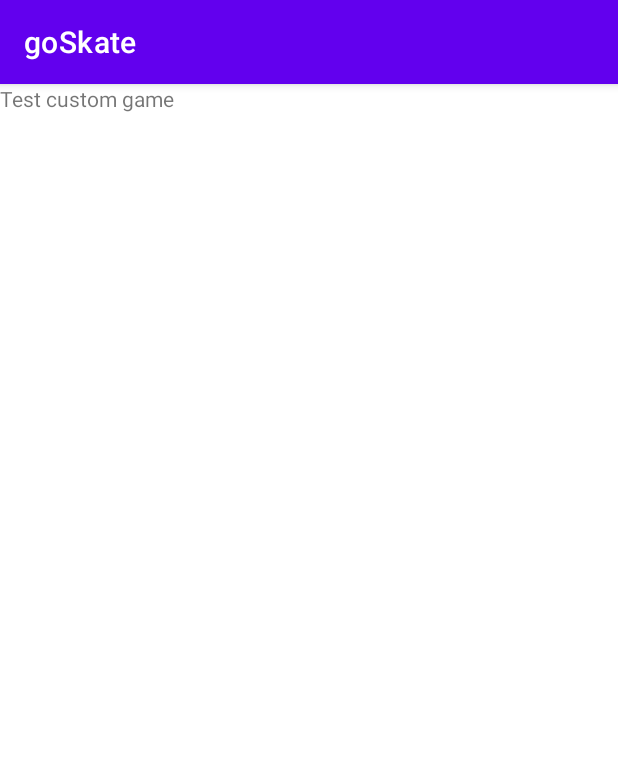
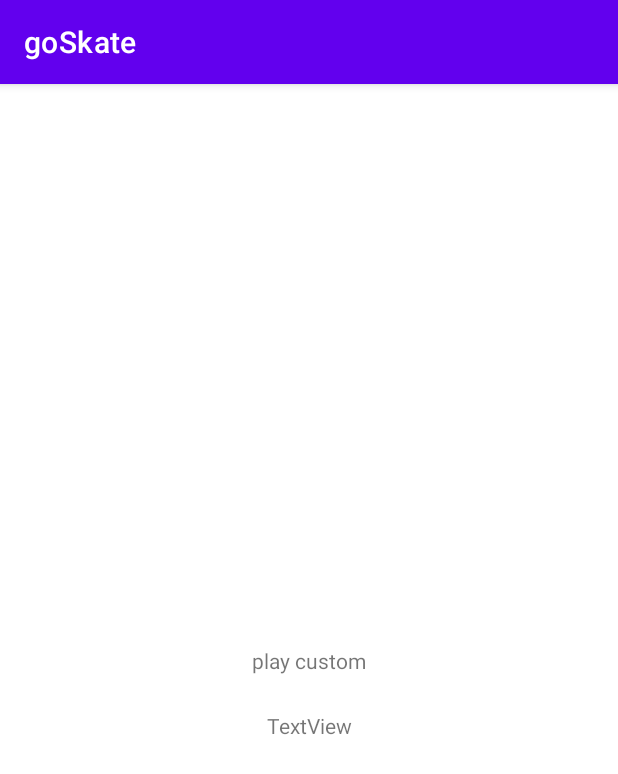
Before and after one commit to AlanWu888/goSkate-App, an Android app: the fragment PlayCustomGameFragment shown on its own in the app's theme, on a phone screen of 412 x 824 dp. Shown: the top 774 px of the screen. Run offline under Robolectric (Android 15) with nearby library versions, the phone set to English and light mode, and no system bars; 2 statements that could not run were skipped.

Commit message:
working add trick validation

```diff
--- a/app/src/main/java/com/example/goskate/PlayCustomGameFragment.java
+++ b/app/src/main/java/com/example/goskate/PlayCustomGameFragment.java
@@ -7,58 +7,28 @@ import androidx.fragment.app.Fragment;
 import android.view.LayoutInflater;
 import android.view.View;
 import android.view.ViewGroup;
+import android.widget.ArrayAdapter;
+import android.widget.TextView;
 
-/**
- * A simple {@link Fragment} subclass.
- * Use the {@link PlayCustomGameFragment#newInstance} factory method to
- * create an instance of this fragment.
- */
+import java.util.ArrayList;
+
 public class PlayCustomGameFragment extends Fragment {
-
-    // TODO: Rename parameter arguments, choose names that match
-    // the fragment initialization parameters, e.g. ARG_ITEM_NUMBER
-    private static final String ARG_PARAM1 = "param1";
-    private static final String ARG_PARAM2 = "param2";
-
-    // TODO: Rename and change types of parameters
-    private String mParam1;
-    private String mParam2;
-
     public PlayCustomGameFragment() {
         // Required empty public constructor
-    }
-
-    /**
-     * Use this factory method to create a new instance of
-     * this fragment using the provided parameters.
-     *
-     * @param param1 Parameter 1.
-     * @param param2 Parameter 2.
-     * @return A new instance of fragment PlayCustomGameFragment.
-     */
-    // TODO: Rename and change types and number of parameters
-    public static PlayCustomGameFragment newInstance(String param1, String param2) {
-        PlayCustomGameFragment fragment = new PlayCustomGameFragment();
-        Bundle args = new Bundle();
-        args.putString(ARG_PARAM1, param1);
-        args.putString(ARG_PARAM2, param2);
-        fragment.setArguments(args);
-        return fragment;
-    }
-
-    @Override
-    public void onCreate(Bundle savedInstanceState) {
-        super.onCreate(savedInstanceState);
-        if (getArguments() != null) {
-            mParam1 = getArguments().getString(ARG_PARAM1);
-            mParam2 = getArguments().getString(ARG_PARAM2);
-        }
     }
 
     @Override
     public View onCreateView(LayoutInflater inflater, ViewGroup container,
                              Bundle savedInstanceState) {
+        View view = inflater.inflate(R.layout.fragment_play_custom_game, container, false);
+
+        Bundle bundle = getArguments();
+        ArrayList enteredTricks = bundle.getStringArrayList("allTricks");
+
+        TextView txt_test = (TextView) view.findViewById(R.id.txt_TEST);
+        txt_test.setText(enteredTricks.toString());
+
         // Inflate the layout for this fragment
-        return inflater.inflate(R.layout.fragment_play_custom_game, container, false);
+        return view;
     }
 }
--- a/app/src/main/res/layout/fragment_custom_tricks.xml
+++ b/app/src/main/res/layout/fragment_custom_tricks.xml
@@ -30,7 +30,9 @@
             android:layout_marginStart="16dp"
             android:layout_marginTop="8dp"
             android:layout_marginEnd="16dp"
-            android:text="To add a trick, type it in and submit it using the &quot;Add Trick&quot; button. Once done, press &quot;Play&quot; to use the S.K.A.T.E Dice!"
+            android:text="To add a trick, type it in and submit it using the &quot;Add Trick&quot; button. Add at least five tricks and press &quot;Play&quot; to use the S.K.A.T.E Dice!"
+            android:textAlignment="center"
+            android:textSize="14sp"
             app:layout_constraintEnd_toEndOf="parent"
             app:layout_constraintStart_toStartOf="parent"
             app:layout_constraintTop_toBottomOf="@+id/lbl_diceTitle" />
--- a/app/src/main/res/layout/fragment_play_custom_game.xml
+++ b/app/src/main/res/layout/fragment_play_custom_game.xml
@@ -1,14 +1,33 @@
 <?xml version="1.0" encoding="utf-8"?>
 <FrameLayout xmlns:android="http://schemas.android.com/apk/res/android"
+    xmlns:app="http://schemas.android.com/apk/res-auto"
     xmlns:tools="http://schemas.android.com/tools"
     android:layout_width="match_parent"
     android:layout_height="match_parent"
     tools:context=".PlayCustomGameFragment">
 
-    <!-- TODO: Update blank fragment layout -->
-    <TextView
+    <androidx.constraintlayout.widget.ConstraintLayout
         android:layout_width="match_parent"
-        android:layout_height="match_parent"
-        android:text="Test custom game" />
+        android:layout_height="match_parent">
 
+        <TextView
+            android:id="@+id/textView4"
+            android:layout_width="wrap_content"
+            android:layout_height="wrap_content"
+            android:text="play custom"
+            app:layout_constraintBottom_toBottomOf="parent"
+            app:layout_constraintEnd_toEndOf="parent"
+            app:layout_constraintStart_toStartOf="parent"
+            app:layout_constraintTop_toTopOf="parent" />
+
+        <TextView
+            android:id="@+id/txt_TEST"
+            android:layout_width="wrap_content"
+            android:layout_height="wrap_content"
+            android:layout_marginTop="24dp"
+            android:text="TextView"
+            app:layout_constraintEnd_toEndOf="parent"
+            app:layout_constraintStart_toStartOf="parent"
+            app:layout_constraintTop_toBottomOf="@+id/textView4" />
+    </androidx.constraintlayout.widget.ConstraintLayout>
 </FrameLayout>
```
Also changed, not shown: app/src/main/java/com/example/goskate/CustomTricksFragment.java (+47 -3 lines).
